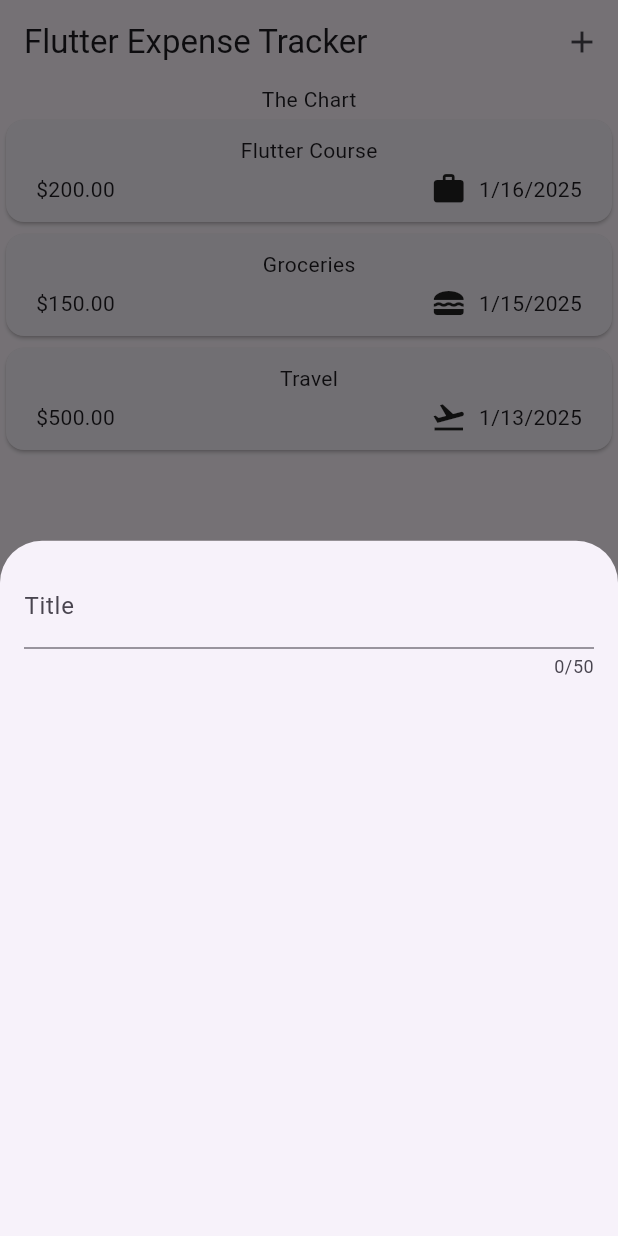
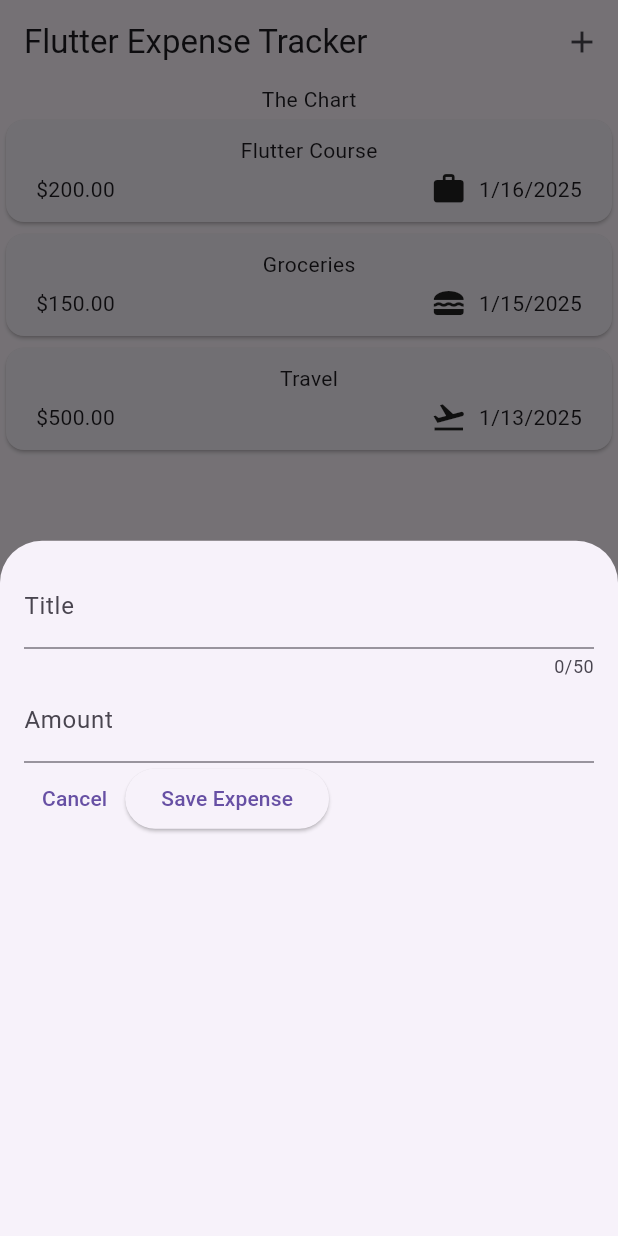
Before and after one commit to shshaheen/Cash-Track, a Flutter app: the screen it shows after launch, after a tap on the "add" icon, on a phone screen of 412 x 824 dp. Run offline on Flutter 3.47's test engine with Material 3 defaults, Android fonts, the phone set to English and light mode, and no system bars.

Commit message:
Taking input,triggering through controller and saving it to display on the debug console

```diff
--- a/lib/widgets/new_expense.dart
+++ b/lib/widgets/new_expense.dart
@@ -7,20 +7,57 @@ class NewExpense extends StatefulWidget {
 }
 
 class _NewExpenseState extends State<NewExpense> {
+  final _titleController = TextEditingController();
+    final _amountController = TextEditingController();
+    @override
+    void dispose() {
+      _titleController.dispose();
+      _amountController.dispose();
+      super.dispose();
+    }
   @override
   Widget build(BuildContext context) {
+
+
     return Padding(
       padding: EdgeInsets.all(16.0),
       child: Column(
         children: [
           TextField(
+            controller: _titleController,
             maxLength: 50,
             // keyboardType: TextInputType.numberWithOptions(),
             decoration: InputDecoration(
               label: Text('Title'),
             ),
           ),
+          TextField(
+            controller: _amountController,
+            keyboardType: TextInputType.number,
+
+            decoration: InputDecoration(
+              prefixText: '\$',
+              label: Text('Amount'),
+            ),
+          ),
+          Row(
+            children: [
+              TextButton(
+                onPressed: (){},
+               child: Text("Cancel"),
+               ),
+              ElevatedButton(
+                  onPressed: () {
+                    print(_titleController.text);
+                    print(_amountController.text);
+                  },
+                  child: Text("Save Expense")),
+              SizedBox(width: 5.0),
+
+            ],
+          )
         ],
-      ),);
+      ),
+    );
   }
 }
```
